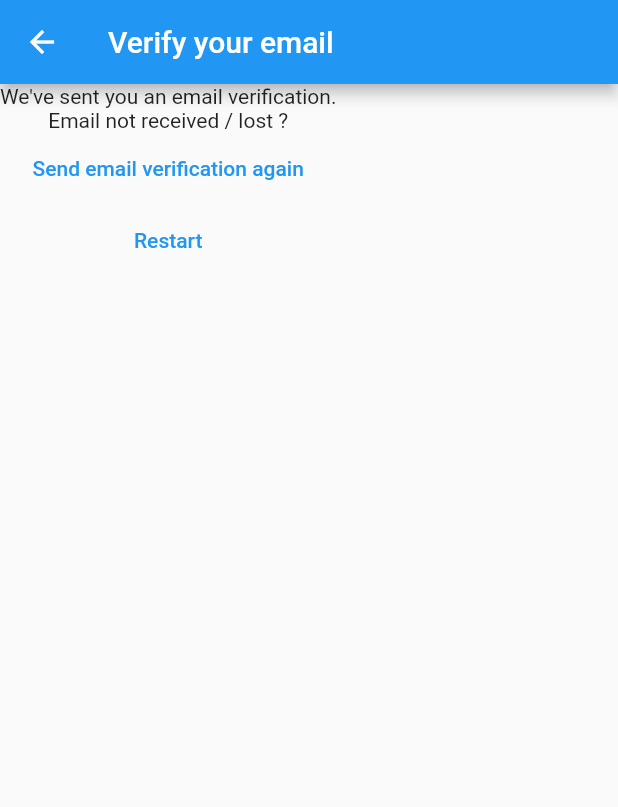
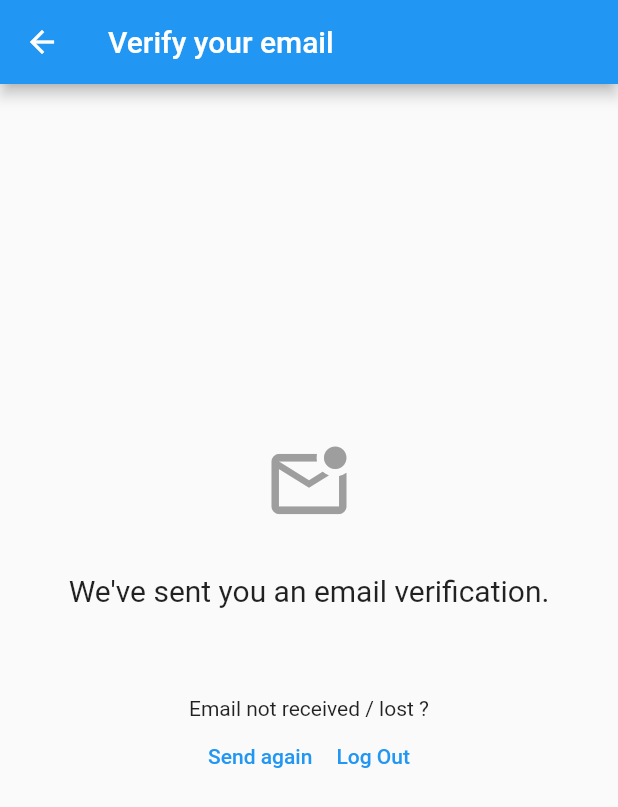
Before and after one commit to VincentGonnet/Colorfool, a Flutter app: the VerifyEmailView screen opened by its route, on a phone screen of 412 x 824 dp. Shown: the top 807 px of the screen. Run offline on Flutter 3.47's test engine with Material 2 defaults, Android fonts, the phone set to English and light mode, and no system bars; our stand-ins replace bloc, cloud_firestore, equatable, firebase_auth, firebase_core, flutter_bloc and 3 more; accounts and stored records are empty; network calls fail.

Commit message:
implemented Bloc for our auth system, designed verify email view

```diff
--- a/lib/main.dart
+++ b/lib/main.dart
@@ -56,6 +56,8 @@ class HomePage extends StatelessWidget {
         return const VerifyEmailView();
       } else if (state is AuthStateLoggedOut) {
         return const LoginView();
+      } else if (state is AuthStateRegistering) {
+        return const RegisterView();
       } else {
         return const Scaffold(
           body: CircularProgressIndicator(),
--- a/lib/services/auth/auth_provider.dart
+++ b/lib/services/auth/auth_provider.dart
@@ -8,4 +8,5 @@ abstract class AuthProvider {
       {required String email, required String password});
   Future<void> logOut();
   Future<void> sendEmailVerification();
+  Future<void> sendPasswordReset({required String toEmail});
 }
--- a/lib/services/auth/auth_service.dart
+++ b/lib/services/auth/auth_service.dart
@@ -30,4 +30,8 @@ class AuthService implements AuthProvider {
 
   @override
   Future<void> initialize() => provider.initialize();
+
+  @override
+  Future<void> sendPasswordReset({required String toEmail}) =>
+      provider.sendPasswordReset(toEmail: toEmail);
 }
--- a/lib/services/auth/bloc/auth_events.dart
+++ b/lib/services/auth/bloc/auth_events.dart
@@ -17,4 +17,23 @@ class AuthEventLogIn extends AuthEvent {
 
 class AuthEventLogOut extends AuthEvent {
   const AuthEventLogOut();
+
+}class AuthEventSendEmailVerification extends AuthEvent {
+  const AuthEventSendEmailVerification();
 }
+
+class AuthEventRegister extends AuthEvent {
+  final String email;
+  final String password;
+  const AuthEventRegister(this.email, this.password);
+}
+
+// equivalent of LoggedOut, but for register view
+class AuthEventShouldRegister extends AuthEvent {
+  const AuthEventShouldRegister();
+}
+
+class AuthEventForgotPassword extends AuthEvent {
+  final String? email;
+  const AuthEventForgotPassword({this.email});
+}
--- a/lib/services/auth/bloc/auth_state.dart
+++ b/lib/services/auth/bloc/auth_state.dart
@@ -1,30 +1,64 @@
 import 'package:colorfool/services/auth/auth_user.dart';
+import 'package:equatable/equatable.dart';
 import 'package:flutter/foundation.dart' show immutable;
 
 @immutable
 abstract class AuthState {
-  const AuthState();
+  final bool isLoading;
+  final String? loadingText;
+  const AuthState({
+    required this.isLoading,
+    this.loadingText = 'Please wait a moment',
+  });
 }
 
-class AuthStateLoading extends AuthState {
-  const AuthStateLoading();
+class AuthStateUninitialized extends AuthState {
+  const AuthStateUninitialized({required bool isLoading})
+      : super(isLoading: isLoading);
+}
+
+class AuthStateRegistering extends AuthState {
+  final Exception? exception;
+  const AuthStateRegistering({
+    required this.exception,
+    required isLoading,
+  }) : super(isLoading: isLoading);
+}
+
+class AuthStateForgotPassword extends AuthState {
+  final Exception? exception;
+  final bool hasSentEmail;
+  const AuthStateForgotPassword({
+    required this.exception,
+    required this.hasSentEmail,
+    required bool isLoading,
+  }) : super(isLoading: isLoading);
 }
 
 class AuthStateLoggedIn extends AuthState {
   final AuthUser user;
-  const AuthStateLoggedIn(this.user);
+  const AuthStateLoggedIn({
+    required this.user,
+    required bool isLoading,
+  }) : super(isLoading: isLoading);
 }
 
 class AuthStateNeedsVerification extends AuthState {
-  const AuthStateNeedsVerification();
+  const AuthStateNeedsVerification({required bool isLoading})
+      : super(isLoading: isLoading);
 }
 
-class AuthStateLoggedOut extends AuthState {
+class AuthStateLoggedOut extends AuthState with EquatableMixin {
   final Exception? exception;
-  const AuthStateLoggedOut(this.exception);
+  const AuthStateLoggedOut({
+    required this.exception,
+    required bool isLoading,
+    String? loadingText,
+  }) : super(
+    isLoading: isLoading,
+    loadingText: loadingText,
+  );
+
+  @override
+  List<Object?> get props => [exception, isLoading];
 }
-
-class AuthStateLogoutFailure extends AuthState {
-  final Exception exception;
-  const AuthStateLogoutFailure(this.exception);
-}
--- a/lib/views/verify_email_view.dart
+++ b/lib/views/verify_email_view.dart
@@ -1,6 +1,7 @@
-import 'package:colorfool/constants/routes.dart';
-import 'package:colorfool/services/auth/auth_service.dart';
+import 'package:colorfool/services/auth/bloc/auth_bloc.dart';
+import 'package:colorfool/services/auth/bloc/auth_events.dart';
 import 'package:flutter/material.dart';
+import 'package:flutter_bloc/flutter_bloc.dart';
 
 class VerifyEmailView extends StatefulWidget {
   const VerifyEmailView({Key? key}) : super(key: key);
@@ -16,25 +17,47 @@ class _VerifyEmailViewState extends State<VerifyEmailView> {
       appBar: AppBar(
         title: const Text("Verify your email"),
       ),
-      body: Column(
-        children: [
-          const Text("We've sent you an email verification."),
-          const Text("Email not received / lost ?"),
-          TextButton(
-              onPressed: () async {
-                AuthService.firebase().sendEmailVerification();
-              },
-              child: const Text("Send email verification again")),
-          TextButton(
-              onPressed: () async {
-                await AuthService.firebase().logOut();
-                Navigator.of(context).pushNamedAndRemoveUntil(
-                  registerRoute,
-                  (route) => false,
-                );
-              },
-              child: const Text("Restart"))
-        ],
+      body: Container(
+        alignment: Alignment.center,
+        child: Column(
+          children: [
+            const Spacer(flex: 8),
+            const Icon(
+              Icons.mark_email_unread_outlined,
+              size: 60,
+              color: Colors.grey,
+            ),
+            const Spacer(),
+            const Text(
+              "We've sent you an email verification.",
+              style: TextStyle(fontSize: 20),
+            ),
+            const Spacer(flex: 2),
+            const Text(
+              "Email not received / lost ?",
+              style: TextStyle(fontSize: 14),
+            ),
+            Row(
+              mainAxisAlignment: MainAxisAlignment.center,
+              children: [
+                TextButton(
+                  onPressed: () {
+                    context
+                        .read<AuthBloc>()
+                        .add(const AuthEventSendEmailVerification());
+                  },
+                  child: const Text("Send again"),
+                ),
+                TextButton(
+                    onPressed: () async {
+                      context.read<AuthBloc>().add(const AuthEventLogOut());
+                    },
+                    child: const Text("Log Out")),
+              ],
+            ),
+            const Spacer(flex: 10),
+          ],
+        ),
       ),
     );
   }
--- a/pubspec.yaml
+++ b/pubspec.yaml
@@ -47,6 +47,7 @@ dependencies:
   google_fonts: ^3.0.1
   bloc: ^8.1.0
   flutter_bloc: ^8.1.1
+  equatable: ^2.0.5
 
 dev_dependencies:
   flutter_test:
```
Also changed, not shown: lib/services/auth/bloc/auth_bloc.dart (+128 -14 lines), lib/services/auth/firebase_auth_provider.dart (+19 -1 lines), lib/utilities/dialogs/loading_dialog.dart (added, +25 -0 lines), lib/views/login_view.dart (+30 -21 lines), lib/views/register_view.dart (+40 -22 lines), pubspec.lock, 1 other file.
